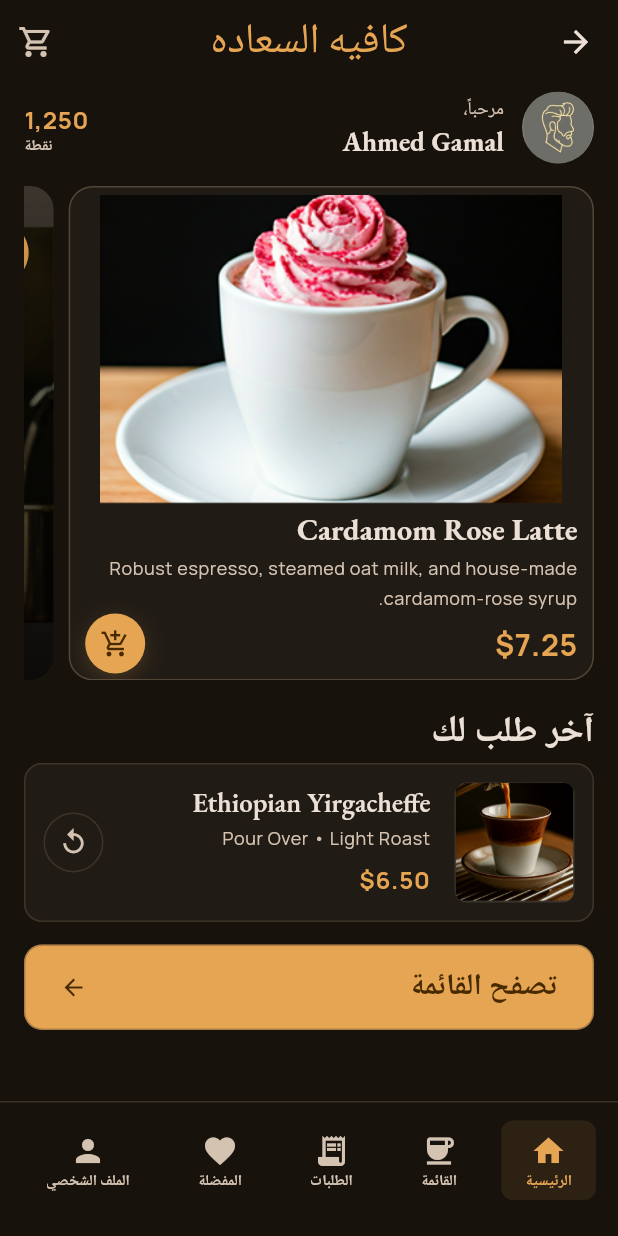
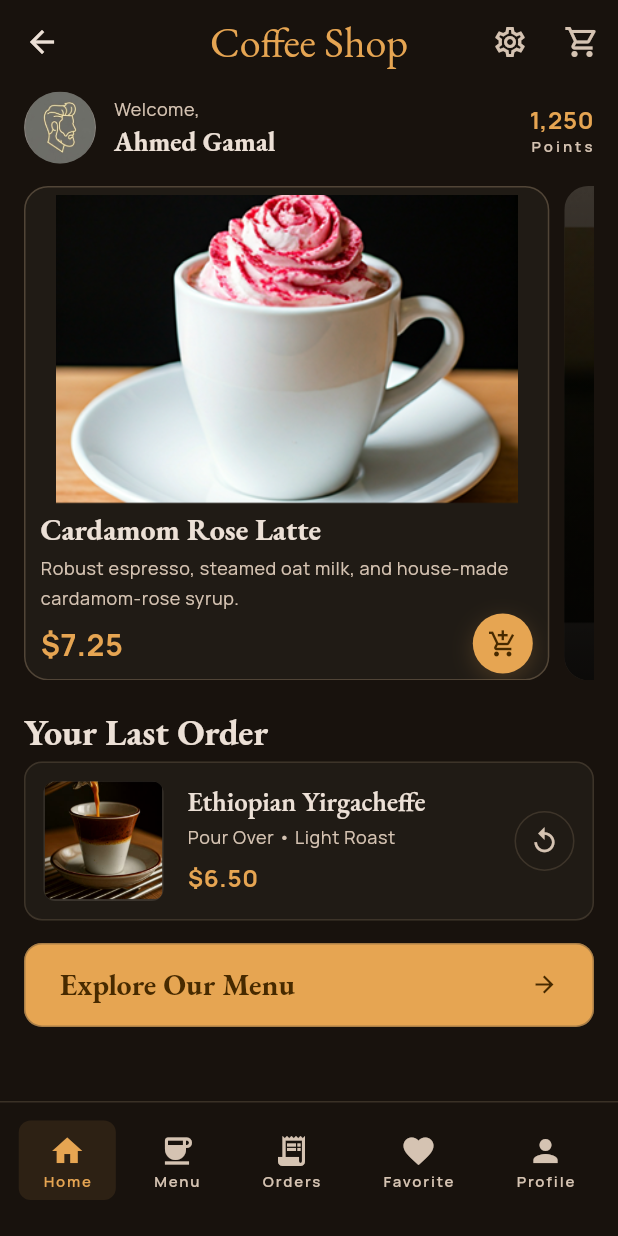
Before and after one commit to helkayal/coffeeshop_app, a Flutter app: the MainShell screen opened by its route, on a phone screen of 412 x 824 dp. Run offline on Flutter 3.47's test engine with Material 3 defaults, Android fonts, the light colour scheme and no system bars; our stand-ins replace dio, easy_localization, equatable, flutter_bloc, get_it, google_fonts and 1 more; accounts and stored records are empty.

Commit message:
add setting screen and modify the layout

```diff
--- a/lib/config/app_config.dart
+++ b/lib/config/app_config.dart
@@ -1,12 +1,12 @@
 import 'package:flutter/material.dart';
 
 class AppConfig {
-  // static const String appName = 'Coffee Shop';
-  static const String appName = 'كافيه السعاده';
+  static const String appName = 'Coffee Shop';
+  // static const String appName = 'كافيه السعاده';
 
   // Localization
   static const List<Locale> supportedLocales = [Locale('ar'), Locale('en')];
-  static const Locale defaultLocale = Locale('ar');
+  static const Locale defaultLocale = Locale('en');
   static const String translationsPath = 'assets/translations';
 
   // Theme
--- a/lib/core/widgets/quick_add_overlay.dart
+++ b/lib/core/widgets/quick_add_overlay.dart
@@ -1,7 +1,9 @@
 import 'package:flutter/material.dart';
+import 'package:flutter_bloc/flutter_bloc.dart';
 import 'package:easy_localization/easy_localization.dart';
 
 import '../../features/customization/presentation/screens/customization_screen.dart';
+import '../../features/home/presentation/cubit/home_cubit.dart';
 import 'quick_add_options.dart';
 import 'quick_add_saved_order.dart';
 
@@ -76,7 +78,7 @@ class QuickAddOverlay extends StatelessWidget {
                 child: FilledButton(
                   onPressed: () {
                     Navigator.pop(context);
-                    Navigator.push(context, MaterialPageRoute(builder: (_) => const CustomizationScreen()));
+                    context.read<HomeCubit>().pushSecondary(const CustomizationScreen());
                   },
                   style: FilledButton.styleFrom(
                     backgroundColor: cs.primary, foregroundColor: cs.onPrimary,
--- a/lib/features/checkout/presentation/widgets/order_summary_card.dart
+++ b/lib/features/checkout/presentation/widgets/order_summary_card.dart
@@ -1,6 +1,8 @@
 import 'package:flutter/material.dart';
+import 'package:flutter_bloc/flutter_bloc.dart';
 import 'package:easy_localization/easy_localization.dart';
 
+import '../../../../features/home/presentation/cubit/home_cubit.dart';
 import '../screens/payment_screen.dart';
 
 class OrderSummaryCard extends StatelessWidget {
@@ -76,8 +78,7 @@ class OrderSummaryCard extends StatelessWidget {
         SizedBox(
           width: double.infinity,
           child: FilledButton.icon(
-            onPressed: () => Navigator.push(
-                context, MaterialPageRoute(builder: (_) => const PaymentScreen())),
+            onPressed: () => context.read<HomeCubit>().pushSecondary(const PaymentScreen()),
             icon: const Icon(Icons.arrow_forward, size: 20),
             label: Text('checkout.proceed_to_checkout'.tr()),
           ),
--- a/lib/features/customization/presentation/widgets/bottom_action_bar.dart
+++ b/lib/features/customization/presentation/widgets/bottom_action_bar.dart
@@ -1,7 +1,9 @@
 import 'package:flutter/material.dart';
+import 'package:flutter_bloc/flutter_bloc.dart';
 import 'package:easy_localization/easy_localization.dart';
 
 import '../../../../features/checkout/presentation/screens/cart_screen.dart';
+import '../../../../features/home/presentation/cubit/home_cubit.dart';
 
 class BottomActionBar extends StatelessWidget {
   final String total;
@@ -35,8 +37,7 @@ class BottomActionBar extends StatelessWidget {
         ),
         const SizedBox(width: 12),
         FilledButton.icon(
-          onPressed: () => Navigator.push(
-              context, MaterialPageRoute(builder: (_) => const CartScreen())),
+          onPressed: () => context.read<HomeCubit>().pushSecondary(const CartScreen()),
           icon: const Icon(Icons.check_circle, size: 18),
           label: Text('customization.complete_order'.tr(),
               style: tt.labelLarge?.copyWith(color: cs.onPrimary)),
--- a/lib/features/home/presentation/cubit/home_cubit.dart
+++ b/lib/features/home/presentation/cubit/home_cubit.dart
@@ -1,7 +1,31 @@
+import 'package:flutter/material.dart';
 import 'package:flutter_bloc/flutter_bloc.dart';
 
-class HomeCubit extends Cubit<int> {
-  HomeCubit() : super(0);
+class HomeState {
+  final int tabIndex;
+  final List<Widget> secondaryStack;
 
-  void selectTab(int index) => emit(index);
+  const HomeState({this.tabIndex = 0, this.secondaryStack = const []});
+
+  bool get hasSecondary => secondaryStack.isNotEmpty;
+  Widget? get currentSecondary => hasSecondary ? secondaryStack.last : null;
 }
+
+class HomeCubit extends Cubit<HomeState> {
+  HomeCubit() : super(const HomeState());
+
+  void selectTab(int index) => emit(HomeState(tabIndex: index));
+
+  void pushSecondary(Widget body) {
+    emit(HomeState(
+      tabIndex: state.tabIndex,
+      secondaryStack: [...state.secondaryStack, body],
+    ));
+  }
+
+  void popSecondary() {
+    if (state.secondaryStack.isEmpty) return;
+    final stack = [...state.secondaryStack]..removeLast();
+    emit(HomeState(tabIndex: state.tabIndex, secondaryStack: stack));
+  }
+}
--- a/lib/features/home/presentation/screens/main_shell.dart
+++ b/lib/features/home/presentation/screens/main_shell.dart
@@ -6,12 +6,13 @@ import '../../../../core/services/service_locator.dart';
 import '../../../../core/widgets/app_app_bar.dart';
 import '../../../../core/widgets/app_bottom_nav_bar.dart';
 import '../../../../features/checkout/presentation/screens/cart_screen.dart';
-import '../cubit/home_cubit.dart';
 import '../../../../features/favorites/presentation/screens/favorites_screen.dart';
 import '../../../../features/menu/presentation/cubit/menu_cubit.dart';
 import '../../../../features/menu/presentation/screens/menu_screen.dart';
 import '../../../../features/orders/presentation/screens/orders_screen.dart';
 import '../../../../features/profile/presentation/screens/profile_screen.dart';
+import '../../../../features/settings/presentation/screens/settings_screen.dart';
+import '../cubit/home_cubit.dart';
 import 'home_screen.dart';
 
 class MainShell extends StatelessWidget {
@@ -28,33 +29,43 @@ class MainShell extends StatelessWidget {
 
   @override
   Widget build(BuildContext context) {
-    return MultiBlocProvider(
-      providers: [
-        BlocProvider(create: (_) => HomeCubit()),
-        BlocProvider(create: (_) => sl<MenuCubit>()),
-      ],
-      child: BlocBuilder<HomeCubit, int>(
-        builder: (context, currentIndex) {
+    return BlocProvider(
+      create: (_) => sl<MenuCubit>(),
+      child: BlocBuilder<HomeCubit, HomeState>(
+        builder: (context, state) {
           return Scaffold(
             body: SafeArea(
-              child: Column(
-                children: [
+              child: Column(children: [
                 AppAppBar(
                   title: AppConfig.appName,
+                  leading: state.hasSecondary
+                      ? IconButton(
+                          icon: const Icon(Icons.arrow_back),
+                          onPressed: () => context.read<HomeCubit>().popSecondary(),
+                        )
+                      : null,
                   actions: [
                     IconButton(
                       padding: EdgeInsets.zero,
-                        onPressed: () => Navigator.push(context, MaterialPageRoute(builder: (_) => const CartScreen())),
+                      onPressed: () => context.read<HomeCubit>().pushSecondary(const SettingsScreen()),
+                      icon: const Icon(Icons.settings_outlined),
+                    ),
+                    IconButton(
+                      padding: EdgeInsets.zero,
+                      onPressed: () => context.read<HomeCubit>().pushSecondary(const CartScreen()),
                       icon: const Icon(Icons.shopping_cart_outlined),
                     ),
                   ],
                 ),
-                  Expanded(child: _bodyFor(currentIndex)),
-                ],
+                Expanded(
+                  child: state.hasSecondary
+                      ? state.currentSecondary!
+                      : _bodyFor(state.tabIndex),
                 ),
+              ]),
             ),
             bottomNavigationBar: AppBottomNavBar(
-              currentIndex: currentIndex,
+              currentIndex: state.hasSecondary ? -1 : state.tabIndex,
               onTap: (index) => context.read<HomeCubit>().selectTab(index),
             ),
           );
--- a/lib/features/menu/presentation/widgets/product_list_item.dart
+++ b/lib/features/menu/presentation/widgets/product_list_item.dart
@@ -1,8 +1,10 @@
 import 'package:flutter/material.dart';
+import 'package:flutter_bloc/flutter_bloc.dart';
 import 'package:easy_localization/easy_localization.dart';
 
 import '../../../../core/widgets/quick_add_overlay.dart';
 import '../../../../features/customization/presentation/screens/customization_screen.dart';
+import '../../../../features/home/presentation/cubit/home_cubit.dart';
 import '../../domain/entities/product.dart';
 
 class ProductListItem extends StatelessWidget {
@@ -71,7 +73,7 @@ class ProductListItem extends StatelessWidget {
                       mainAxisAlignment: MainAxisAlignment.spaceBetween,
                       children: [
                         GestureDetector(
-                          onTap: () => Navigator.push(context, MaterialPageRoute(builder: (_) => const CustomizationScreen())),
+                          onTap: () => context.read<HomeCubit>().pushSecondary(const CustomizationScreen()),
                           child: Text(
                             'menu_screen.view_more'.tr(),
                             style: tt.labelLarge?.copyWith(color: cs.primary),
```
Also changed, not shown: assets/translations/ar.json (+11 -0 lines), assets/translations/en.json (+11 -0 lines), lib/coffeeshop_app.dart (+6 -8 lines), lib/features/checkout/presentation/screens/cart_screen.dart (+2 -7 lines), lib/features/checkout/presentation/screens/payment_screen.dart (+3 -8 lines), lib/features/customization/presentation/screens/customization_screen.dart (+10 -37 lines), lib/features/settings/presentation/screens/settings_screen.dart (added, +52 -0 lines), lib/features/settings/presentation/widgets/settings_row.dart (added, +44 -0 lines), .claude/settings.local.json. Lines whose indentation alone changed are shown as unchanged.
